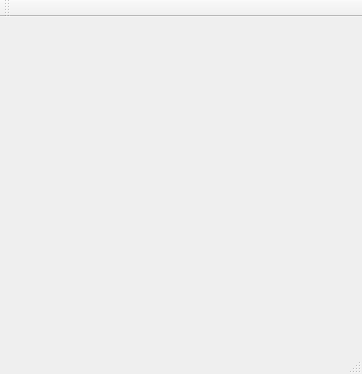
The window that gui/mainwindow.ui (spw720/CISDegreeGuide---GroupProject) describes before a commit, drawn with Qt 5.
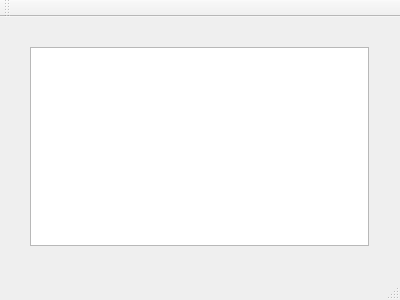
The same window after the commit.

Patch:
```diff
--- a/gui/mainwindow.ui
+++ b/gui/mainwindow.ui
@@ -6,14 +6,30 @@
    <rect>
     <x>0</x>
     <y>0</y>
-    <width>362</width>
-    <height>374</height>
+    <width>400</width>
+    <height>300</height>
    </rect>
   </property>
   <property name="windowTitle">
    <string>MainWindow</string>
   </property>
-  <widget class="QWidget" name="centralWidget"/>
+  <widget class="QWidget" name="centralWidget">
+   <widget class="QWidget" name="verticalLayoutWidget">
+    <property name="geometry">
+     <rect>
+      <x>19</x>
+      <y>19</y>
+      <width>361</width>
+      <height>221</height>
+     </rect>
+    </property>
+    <layout class="QVBoxLayout" name="verticalLayout">
+     <item>
+      <widget class="QTextEdit" name="textEdit"/>
+     </item>
+    </layout>
+   </widget>
+  </widget>
   <widget class="QMenuBar" name="menuBar">
    <property name="geometry">
     <rect>
```
Left out of the diff: 2 changed lines with no effect on the pictures.
